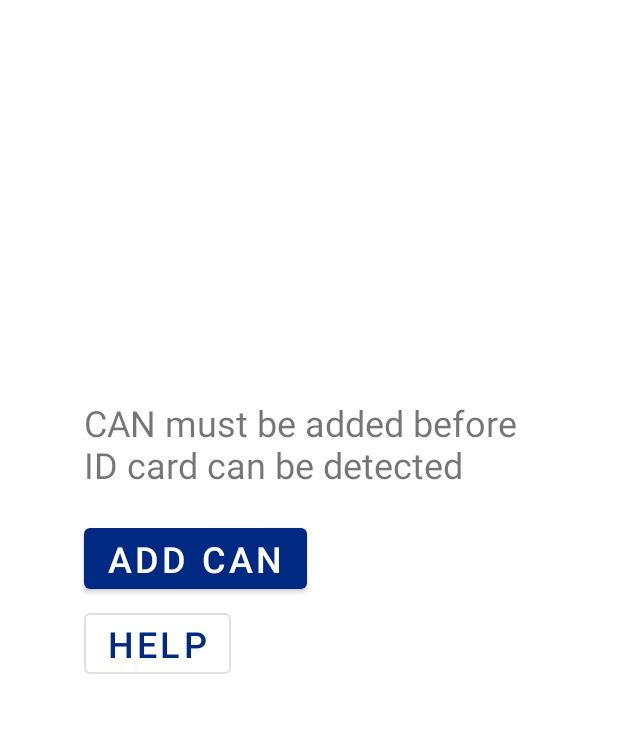
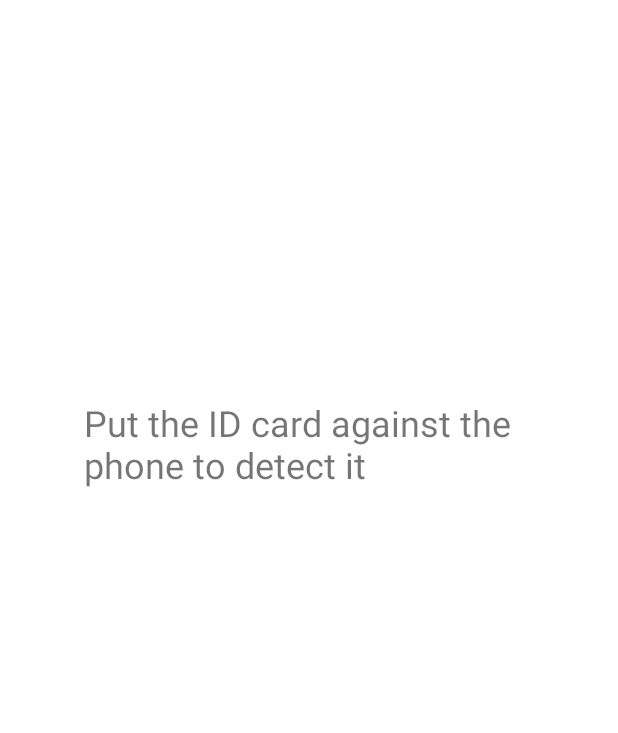
Before and after one commit to TanelOrumaa/Estonian-ID-card-mobile-authenticator-POC, an Android app: the screen it shows after launch (MainActivity), on a phone screen of 412 x 824 dp, the part 338-1071 px from its top. Run offline under Robolectric (Android 15) with nearby library versions, the phone set to English and light mode, and no system bars; 4 statements that could not run were skipped.

Commit message:
added more error messages

```diff
--- a/MobileAuthApp/app/src/main/java/com/tarkvaraprojekt/mobileauthapp/HomeFragment.kt
+++ b/MobileAuthApp/app/src/main/java/com/tarkvaraprojekt/mobileauthapp/HomeFragment.kt
@@ -67,7 +67,8 @@ class HomeFragment : Fragment() {
             // Currently we only support authentication not signing.
             auth = true
         }
-        val mobile = requireActivity().intent.getBooleanExtra("mobile", false)
+        var mobile = requireActivity().intent.getBooleanExtra("mobile", false)
+        mobile = true
         if (auth || mobile) {
             startAuthentication(mobile)
         } else {
@@ -111,15 +112,29 @@ class HomeFragment : Fragment() {
                 intentParams.setAuthUrl(requireActivity().intent.data!!.getQueryParameter("authUrl")!!)
                 intentParams.setOrigin(requireActivity().intent.data!!.getQueryParameter("originUrl")!!)
             }
+            goToTheNextFragment(mobile)
         } catch (e: Exception) {
             // There was a problem with parameters, which means that authentication is not possible.
             // In that case we will cancel the authentication immediately as it would be waste of the user's time to carry on
             // before getting an inevitable error.
-            val resultIntent = Intent()
-            requireActivity().setResult(AppCompatActivity.RESULT_CANCELED, resultIntent)
-            requireActivity().finish()
+            val message = MaterialAlertDialogBuilder(requireContext())
+            message.setTitle(getString(R.string.problem_parameters))
+            if (intentParams.challenge == "") {
+                message.setMessage(getString(R.string.problem_challenge))
+            } else if (intentParams.authUrl == "") {
+                message.setMessage(getString(R.string.problem_authurl))
+            } else if (intentParams.origin == "") {
+                message.setMessage(getString(R.string.problem_originurl))
+            } else {
+                message.setMessage(getString(R.string.problem_other))
+            }
+            message.setPositiveButton(getString(R.string.continue_button)) {_, _ ->
+                val resultIntent = Intent()
+                requireActivity().setResult(AppCompatActivity.RESULT_CANCELED, resultIntent)
+                requireActivity().finish()
+            }
+            message.show()
         }
-        goToTheNextFragment(mobile)
     }
 
     /**
@@ -172,10 +187,10 @@ class HomeFragment : Fragment() {
     /**
      * Displays a help message to the user explaining what the CAN is
      */
-    private fun displayMessage() {
+    private fun displayMessage(title: String, message: String) {
         val dialog = MaterialAlertDialogBuilder(requireContext())
-            .setTitle(getString(R.string.can_question))
-            .setMessage(getString(R.string.can_explanation))
+            .setTitle(title)
+            .setMessage(message)
             .setPositiveButton(R.string.return_text){_, _ -> }
             .show()
         val title = dialog.findViewById<TextView>(R.id.alertTitle)
@@ -200,7 +215,7 @@ class HomeFragment : Fragment() {
                 findNavController().navigate(action)
             }
             binding!!.homeHelpButton.setOnClickListener {
-                displayMessage()
+                displayMessage(getString(R.string.can_question), getString(R.string.can_explanation))
             }
             binding!!.homeActionButton.visibility = View.VISIBLE
             binding!!.homeHelpButton.visibility = View.VISIBLE
@@ -269,7 +284,9 @@ class HomeFragment : Fragment() {
 
     override fun onDestroyView() {
         super.onDestroyView()
-        requireActivity().unregisterReceiver(receiver)
+        if (receiver != null) {
+            requireActivity().unregisterReceiver(receiver)
+        }
         binding = null
     }
 }
--- a/MobileAuthApp/app/src/main/res/values/strings.xml
+++ b/MobileAuthApp/app/src/main/res/values/strings.xml
@@ -27,7 +27,11 @@
     <string name="help_text">HELP</string>
     <string name="can_question">What is CAN?</string>
     <string name="can_explanation">CAN is a 6 digit code that is needed to communicate with an ID card. It can be found on the ID card under the card holder\'s picture with a title KASUTAJA ALLKIRI/HOLDER\'S SIGNATURE.</string>
-
+    <string name="problem_parameters">Problem with parameters</string>
+    <string name="problem_challenge">Challenge is missing</string>
+    <string name="problem_authurl">AuthUrl is missing</string>
+    <string name="problem_originurl">OriginUrl is missing</string>
+    <string name="problem_other">Unspecified problem with parameters</string>
     <!-- string resources for PinFragment -->
     <string name="pin_view">Please enter PIN 1</string>
     <string name="hint_pin">PIN 1</string>
```
Also changed, not shown: 2 other files.
